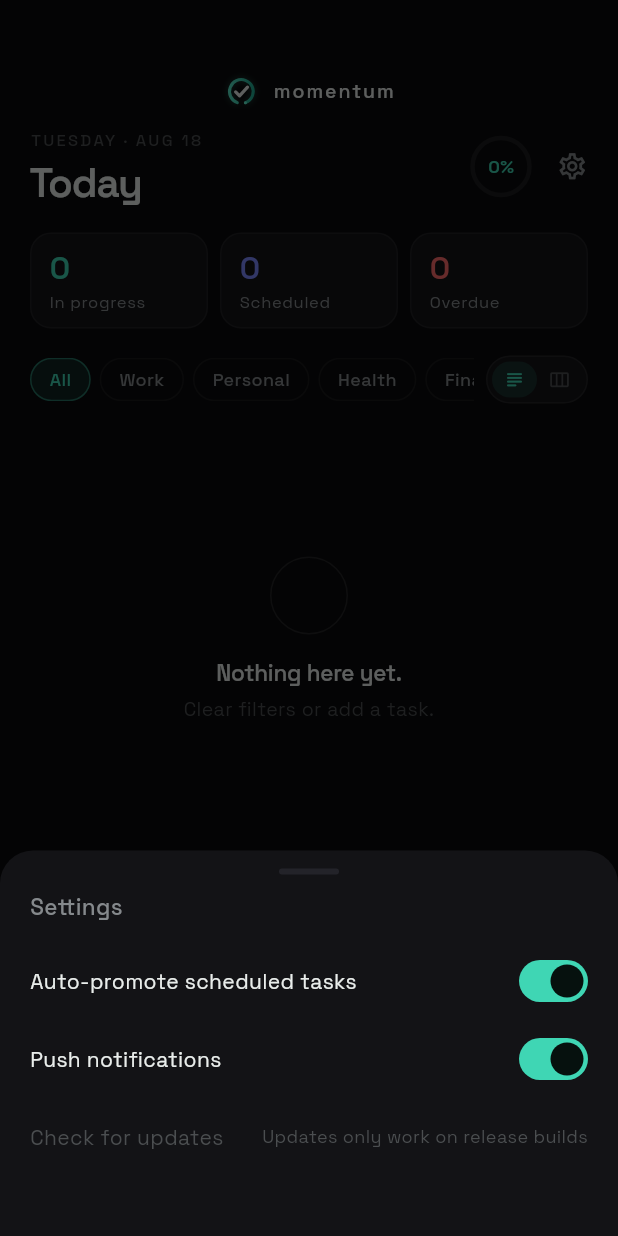
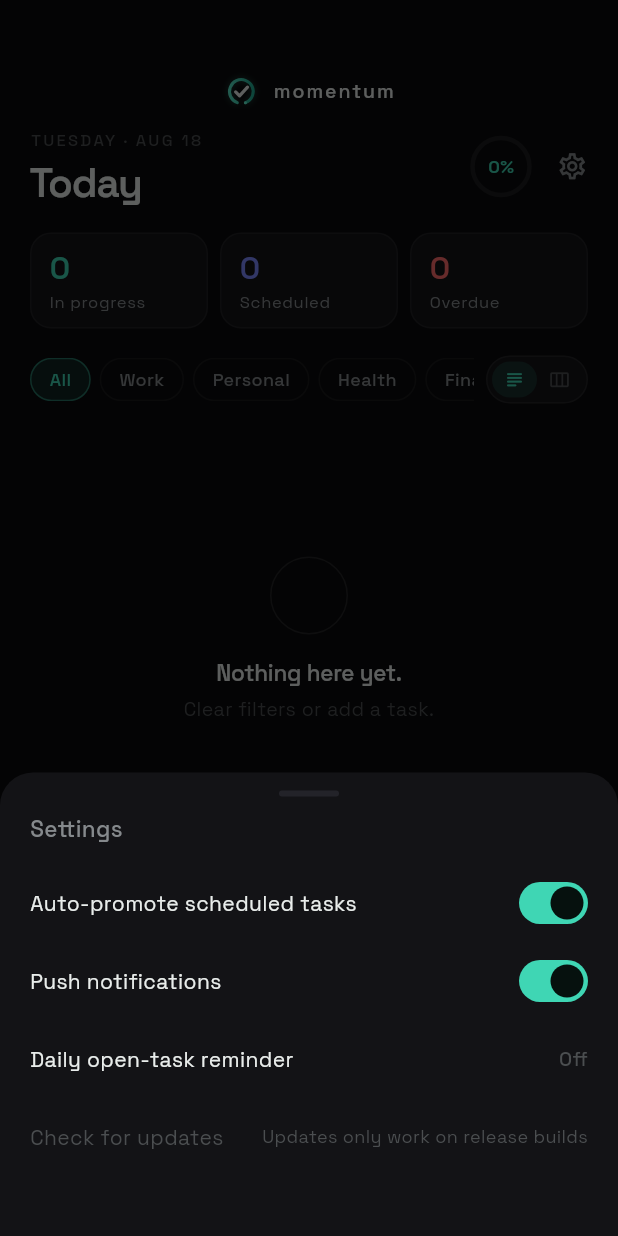
Before and after one commit to Priyanshu2410/momentum-app, a Flutter app: the screen it shows after launch, after a tap on the "settings" icon, on a phone screen of 412 x 824 dp. Run offline on Flutter 3.47's test engine with Material 3 defaults, Android fonts, the phone set to English and light mode, and no system bars; drawn by our look-alikes of flutter_animate; our stand-ins replace drift, flutter_local_notifications, flutter_riverpod, flutter_timezone, go_router, shared_preferences and 1 more; missing offline and left inert: workmanager; accounts and stored records are empty; generated files the repository leaves out were written again; statements that could not run were skipped.

Commit message:
Reachable statuses, a nightly open-task nudge, and a startup animation
Status navigation was broken twice over. The visible half: the selector was a
horizontally-scrolling list, so "Done" sat off the right edge and needed a
sideways scroll inside a sheet that already scrolls vertically. It is a Wrap
now, and all four fit on one line.

The half that made it feel dead: Task compared equal on id alone, and Riverpod
only notifies when a provider's new value != the old. So taskByIdProvider never
fired after an edit and the sheet kept showing the previous status — the tap
worked in the database and the UI said nothing. Task now has full value
equality, with tests pinning it.

Daily open-task reminder: pick a time in Settings and get the in-progress list
at that hour, with names rather than a bare count. Re-armed on every scheduler
pass, because a notification's text is fixed when the OS takes it and a
repeating one would read out whatever was open the day it was set. Nothing open
means no buzz.

Startup animation: the mark draws itself — ring sweeps, spark rides the head,
check strokes in — then fades to the app. The shell is mounted underneath from
the first frame, so the database and streams warm up behind it instead of after.

Verified on an emulator: alarm registered for exactly 22:00, the digest fired
and rendered with the right singular/plural, and the status pill now flips live.

Co-Authored-By: Claude Opus 5 <noreply@anthropic.com>

```diff
--- a/lib/app.dart
+++ b/lib/app.dart
@@ -6,6 +6,7 @@ import 'core/constants/app_strings.dart';
 import 'core/theme/app_theme.dart';
 import 'presentation/providers/ui_feedback_provider.dart';
 import 'presentation/screens/shell/app_shell.dart';
+import 'presentation/widgets/momentum_splash.dart';
 
 /// Two routes: the shell, and a deep link that hands a task id to the shell.
 /// `/task/:id` redirects rather than pushing a page, so a notification tap
@@ -14,7 +15,10 @@ final routerProvider = Provider<GoRouter>((ref) {
   return GoRouter(
     initialLocation: '/',
     routes: [
-      GoRoute(path: '/', builder: (_, __) => const AppShell()),
+      GoRoute(
+        path: '/',
+        builder: (_, __) => const MomentumSplash(child: AppShell()),
+      ),
       GoRoute(
         path: '/task/:id',
         redirect: (_, state) {
--- a/lib/core/constants/app_strings.dart
+++ b/lib/core/constants/app_strings.dart
@@ -52,6 +52,8 @@ class AppStrings {
   static const settings = 'Settings';
   static const autoPromote = 'Auto-promote scheduled tasks';
   static const pushNotifications = 'Push notifications';
+  static const dailyDigest = 'Daily open-task reminder';
+  static const digestOff = 'Off';
   static const checkForUpdates = 'Check for updates';
   static const checking = 'Checking...';
   static const upToDate = 'You are on the latest version';
--- a/lib/core/constants/notification_copy.dart
+++ b/lib/core/constants/notification_copy.dart
@@ -68,6 +68,26 @@ class NotificationCopy {
     };
   }
 
+  /// The daily "what is still open" summary. [titles] is already trimmed to
+  /// what will fit; [count] is the true total so the headline stays honest when
+  /// there are more.
+  static NotificationCopy digest(int count, List<String> titles, int dayOfYear) {
+    final plural = count == 1 ? 'task' : 'tasks';
+    final listed = titles.map((t) => '&bull; ${escape(t)}').join('<br>');
+    final more = count > titles.length
+        ? '<br><i>...and ${count - titles.length} more</i>'
+        : '';
+
+    return NotificationCopy(
+      title: '\u{1F319} $count $plural still open',
+      body: titles.isEmpty ? 'Time for a look at your list.' : titles.first,
+      bigText: '<b>Still in progress:</b><br>$listed$more<br><br>'
+          '<i>${quotes[dayOfYear % quotes.length]}</i>',
+      summary: 'Daily check-in',
+      ticker: '$count $plural still in progress',
+    );
+  }
+
   /// Deterministic pick, so re-scheduling the same reminder does not reshuffle
   /// the line and the tests can assert on it.
   static String quoteFor(int taskId, NotificationKind kind) =>
--- a/lib/domain/entities/task.dart
+++ b/lib/domain/entities/task.dart
@@ -1,3 +1,5 @@
+import 'dart:convert';
+
 import '../enums/repeat_type.dart';
 import '../enums/task_label.dart';
 import '../enums/task_priority.dart';
@@ -86,9 +88,33 @@ class Task {
     );
   }
 
+  /// Full value equality, not just the id.
+  ///
+  /// Riverpod only notifies listeners when a provider's new value `!=` the old
+  /// one. While this compared ids alone, an edited task looked identical to the
+  /// one it replaced, so `taskByIdProvider` never fired and the detail sheet
+  /// showed a stale status after you tapped one.
   @override
-  bool operator ==(Object other) => other is Task && other.id == id;
+  bool operator ==(Object other) =>
+      other is Task &&
+      other.id == id &&
+      other.title == title &&
+      other.description == description &&
+      other.status == status &&
+      other.priority == priority &&
+      other.label == label &&
+      other.repeatType == repeatType &&
+      other.startDateTime == startDateTime &&
+      other.dueDateTime == dueDateTime &&
+      other.createdAt == createdAt &&
+      other.completedAt == completedAt &&
+      // repeatConfig is JSON-decoded, so encoding both sides is a cheap deep
+      // compare. A key-order difference would only cost one extra rebuild.
+      jsonEncode(other.repeatConfig) == jsonEncode(repeatConfig);
 
+  /// repeatConfig is deliberately left out — equal objects still hash equal,
+  /// and a Map has no stable hash of its own.
   @override
-  int get hashCode => id.hashCode;
+  int get hashCode => Object.hash(id, title, description, status, priority,
+      label, repeatType, startDateTime, dueDateTime, createdAt, completedAt);
 }
--- a/lib/presentation/screens/settings/settings_sheet.dart
+++ b/lib/presentation/screens/settings/settings_sheet.dart
@@ -2,6 +2,7 @@ import 'package:flutter/material.dart';
 import 'package:flutter_riverpod/flutter_riverpod.dart';
 
 import '../../../core/constants/app_colors.dart';
+import '../../../core/constants/app_icons.dart';
 import '../../../core/constants/app_spacing.dart';
 import '../../../core/constants/app_strings.dart';
 import '../../../core/constants/app_typography.dart';
@@ -81,6 +82,10 @@ class SettingsSheet extends ConsumerWidget {
                   value: settings.pushEnabled,
                   onChanged: notifier.setPushEnabled,
                 ),
+                _DigestRow(
+                  minutes: settings.digestMinutes,
+                  onChanged: notifier.setDigestMinutes,
+                ),
                 const _UpdateRow(),
               ],
             ),
@@ -88,6 +93,69 @@ class SettingsSheet extends ConsumerWidget {
         ],
       ),
     );
+  }
+}
+
+/// Sets the time of the daily "still open" summary. Tapping the time opens a
+/// picker; tapping the value when one is set clears it.
+class _DigestRow extends StatelessWidget {
+  const _DigestRow({required this.minutes, required this.onChanged});
+
+  final int? minutes;
+  final ValueChanged<int?> onChanged;
+
+  @override
+  Widget build(BuildContext context) {
+    final on = minutes != null;
+
+    return GestureDetector(
+      onTap: () => _pick(context),
+      behavior: HitTestBehavior.opaque,
+      child: SizedBox(
+        height: 52,
+        child: Row(
+          children: [
+            Expanded(
+              child: Text(
+                AppStrings.dailyDigest,
+                style: AppTypography.fieldLabel
+                    .copyWith(color: AppColors.textPrimary),
+              ),
+            ),
+            const SizedBox(width: 12),
+            Text(
+              on ? _format(minutes!) : AppStrings.digestOff,
+              style: AppTypography.fieldValue.copyWith(
+                color: on ? AppColors.accent : AppColors.textMuted,
+              ),
+            ),
+            if (on) ...[
+              const SizedBox(width: 10),
+              GestureDetector(
+                onTap: () => onChanged(null),
+                behavior: HitTestBehavior.opaque,
+                child: const Icon(AppIcons.close,
+                    size: 16, color: AppColors.textMuted),
+              ),
+            ],
+          ],
+        ),
+      ),
+    );
+  }
+
+  static String _format(int minutes) =>
+      '${(minutes ~/ 60).toString().padLeft(2, '0')}:'
+      '${(minutes % 60).toString().padLeft(2, '0')}';
+
+  Future<void> _pick(BuildContext context) async {
+    final picked = await showTimePicker(
+      context: context,
+      initialTime: minutes == null
+          ? const TimeOfDay(hour: 22, minute: 0)
+          : TimeOfDay(hour: minutes! ~/ 60, minute: minutes! % 60),
+    );
+    if (picked != null) onChanged(picked.hour * 60 + picked.minute);
   }
 }
 
--- a/lib/presentation/widgets/momentum_logo.dart
+++ b/lib/presentation/widgets/momentum_logo.dart
@@ -14,24 +14,36 @@ import '../../core/constants/app_typography.dart';
 ///
 /// Drawn rather than shipped as an asset: an arc, a dot and three points.
 class MomentumMark extends StatelessWidget {
-  const MomentumMark({this.size = 22, this.glow = true, super.key});
+  const MomentumMark({
+    this.size = 22,
+    this.glow = true,
+    this.progress = 1,
+    super.key,
+  });
 
   final double size;
   final bool glow;
+
+  /// 0 draws nothing, 1 draws the finished mark. Between the two the ring
+  /// sweeps round and the check strokes in behind it — see [MomentumSplash].
+  final double progress;
 
   @override
   Widget build(BuildContext context) {
     return SizedBox.square(
       dimension: size,
-      child: CustomPaint(painter: _MarkPainter(glow: glow)),
+      child: CustomPaint(
+        painter: _MarkPainter(glow: glow, progress: progress),
+      ),
     );
   }
 }
 
 class _MarkPainter extends CustomPainter {
-  const _MarkPainter({required this.glow});
+  const _MarkPainter({required this.glow, this.progress = 1});
 
   final bool glow;
+  final double progress;
 
   // Geometry, in the 0..100 box the icon generator uses.
   static const _centre = Offset(50, 50);
@@ -58,7 +70,11 @@ class _MarkPainter extends CustomPainter {
       radius: _radius * unit,
     );
     const start = _startDegrees * math.pi / 180;
-    const sweep = _sweepDegrees * math.pi / 180;
+    const fullSweep = _sweepDegrees * math.pi / 180;
+    final ringT = (progress / 0.7).clamp(0.0, 1.0);
+    final sweep = fullSweep * ringT;
+    // Overlaps the ring's last stretch, so it reads as one gesture.
+    final checkT = ((progress - 0.55) / 0.45).clamp(0.0, 1.0);
 
     final ring = Paint()
       ..shader = const LinearGradient(colors: [_tealHi, _tealLo])
@@ -81,31 +97,45 @@ class _MarkPainter extends CustomPainter {
     }
     canvas.drawArc(box, start, sweep, false, ring);
 
-    // Spark at the head of the ring — where the progress stopped.
-    const head = start + sweep;
+    // Spark rides the head of the ring while it draws.
+    final head = start + sweep;
     canvas.drawCircle(
       box.center + Offset(math.cos(head), math.sin(head)) * _radius * unit,
       _sparkRadius * unit,
       Paint()..color = _tealHi,
     );
 
+    if (checkT <= 0) return;
+
     final check = Path()..moveTo(_check.first.dx * unit, _check.first.dy * unit);
     for (final p in _check.skip(1)) {
       check.lineTo(p.dx * unit, p.dy * unit);
     }
-    canvas.drawPath(
-      check,
-      Paint()
-        ..color = AppColors.textPrimary
-        ..style = PaintingStyle.stroke
-        ..strokeWidth = _checkStroke * unit
-        ..strokeCap = StrokeCap.round
-        ..strokeJoin = StrokeJoin.round,
-    );
+
+    final checkPaint = Paint()
+      ..color = AppColors.textPrimary
+      ..style = PaintingStyle.stroke
+      ..strokeWidth = _checkStroke * unit
+      ..strokeCap = StrokeCap.round
+      ..strokeJoin = StrokeJoin.round;
+
+    if (checkT >= 1) {
+      canvas.drawPath(check, checkPaint);
+      return;
+    }
+    // Trim the path instead of fading it, so the tick is drawn on rather than
+    // appearing all at once.
+    for (final metric in check.computeMetrics()) {
+      canvas.drawPath(
+        metric.extractPath(0, metric.length * checkT),
+        checkPaint,
+      );
+    }
   }
 
   @override
-  bool shouldRepaint(_MarkPainter old) => old.glow != glow;
+  bool shouldRepaint(_MarkPainter old) =>
+      old.glow != glow || old.progress != progress;
 }
 
 /// Mark plus wordmark, centred — the brand strip that sits above every tab.
--- /dev/null
+++ b/lib/presentation/widgets/momentum_splash.dart
@@ -0,0 +1,108 @@
+import 'package:flutter/material.dart';
+
+import '../../core/constants/app_colors.dart';
+import '../../core/constants/app_typography.dart';
+import 'momentum_logo.dart';
+
+/// Draws the mark on, then gets out of the way.
+///
+/// [child] is built and mounted underneath from the first frame, so the
+/// database opens and the task streams fill while the animation plays — the
+/// splash costs no startup time, it just covers the frames that would otherwise
+/// be an empty board.
+class MomentumSplash extends StatefulWidget {
+  const MomentumSplash({required this.child, super.key});
+
+  final Widget child;
+
+  @override
+  State<MomentumSplash> createState() => _MomentumSplashState();
+}
+
+class _MomentumSplashState extends State<MomentumSplash>
+    with SingleTickerProviderStateMixin {
+  late final AnimationController _controller = AnimationController(
+    duration: const Duration(milliseconds: 1650),
+    vsync: this,
+  )..forward();
+
+  /// The mark draws over the first stretch, then the whole cover fades.
+  late final Animation<double> _draw = CurvedAnimation(
+    parent: _controller,
+    curve: const Interval(0, 0.62, curve: Curves.easeInOutCubic),
+  );
+
+  late final Animation<double> _wordmark = CurvedAnimation(
+    parent: _controller,
+    curve: const Interval(0.45, 0.75, curve: Curves.easeOut),
+  );
+
+  late final Animation<double> _cover = CurvedAnimation(
+    parent: _controller,
+    curve: const Interval(0.82, 1, curve: Curves.easeIn),
+  );
+
+  bool _done = false;
+
+  @override
+  void initState() {
+    super.initState();
+    _controller.addStatusListener((status) {
+      // Dropping the overlay entirely once it is invisible keeps a full-screen
+      // opacity layer out of every later frame.
+      if (status == AnimationStatus.completed && mounted) {
+        setState(() => _done = true);
+      }
+    });
+  }
+
+  @override
+  void dispose() {
+    _controller.dispose();
+    super.dispose();
+  }
+
+  @override
+  Widget build(BuildContext context) {
+    if (_done) return widget.child;
+
+    return Stack(
+      children: [
+        widget.child,
+        Positioned.fill(
+          child: AnimatedBuilder(
+            animation: _controller,
+            builder: (context, _) => IgnorePointer(
+              child: Opacity(
+                opacity: 1 - _cover.value,
+                child: ColoredBox(
+                  color: AppColors.background,
+                  child: Center(
+                    child: Column(
+                      mainAxisSize: MainAxisSize.min,
+                      children: [
+                        MomentumMark(size: 92, progress: _draw.value),
+                        const SizedBox(height: 22),
+                        Opacity(
+                          opacity: _wordmark.value,
+                          child: Text(
+                            'momentum',
+                            style: AppTypography.sectionHeader.copyWith(
+                              fontSize: 15,
+                              letterSpacing: 4,
+                              color: AppColors.textPrimary,
+                            ),
+                          ),
+                        ),
+                      ],
+                    ),
+                  ),
+                ),
+              ),
+            ),
+          ),
+        ),
+      ],
+    );
+  }
+}
--- a/lib/services/task_scheduler_service.dart
+++ b/lib/services/task_scheduler_service.dart
@@ -100,6 +100,7 @@ class TaskSchedulerService {
           if (settings.pushEnabled) await _notifications.showOverdueNow(task);
         }
       }
+      await _armDailyDigest(settings);
     } on Object catch (e, st) {
       // A failed background pass must not take the app down; the next run
       // picks up whatever was missed.
@@ -108,4 +109,29 @@ class TaskSchedulerService {
 
     return SchedulerResult(promoted: promoted, expired: expired);
   }
+
+  /// Re-arms the daily summary from the *current* set of in-progress tasks.
+  ///
+  /// A scheduled notification's text is fixed the moment the OS takes it, so a
+  /// repeating one would read out whatever was open the day it was set. This
+  /// runs on every pass — launch, resume, and the 15-minute job — so what it
+  /// says is never more than one pass stale.
+  Future<void> _armDailyDigest(AppSettingsSnapshot settings) async {
+    final minutes = settings.digestMinutes;
+    if (minutes == null || !settings.pushEnabled) {
+      await _notifications.cancelDailyDigest();
+      return;
+    }
+
+    final open = (await _db.tasksDao.allActive())
+        .where((t) => t.status == TaskStatus.inProgress)
+        .toList();
+
+    await _notifications.scheduleDailyDigest(
+      minutesSinceMidnight: minutes,
+      openCount: open.length,
+      // Three keeps the expanded card readable; the headline carries the total.
+      titles: open.take(3).map((t) => t.title).toList(),
+    );
+  }
 }
```
Also changed, not shown: lib/core/settings/settings_service.dart (+31 -2 lines), lib/presentation/providers/settings_provider.dart (+15 -0 lines), lib/presentation/screens/task_detail/task_detail_sheet.dart (+13 -13 lines), lib/services/notification_service.dart (+56 -0 lines), 2 other files.
